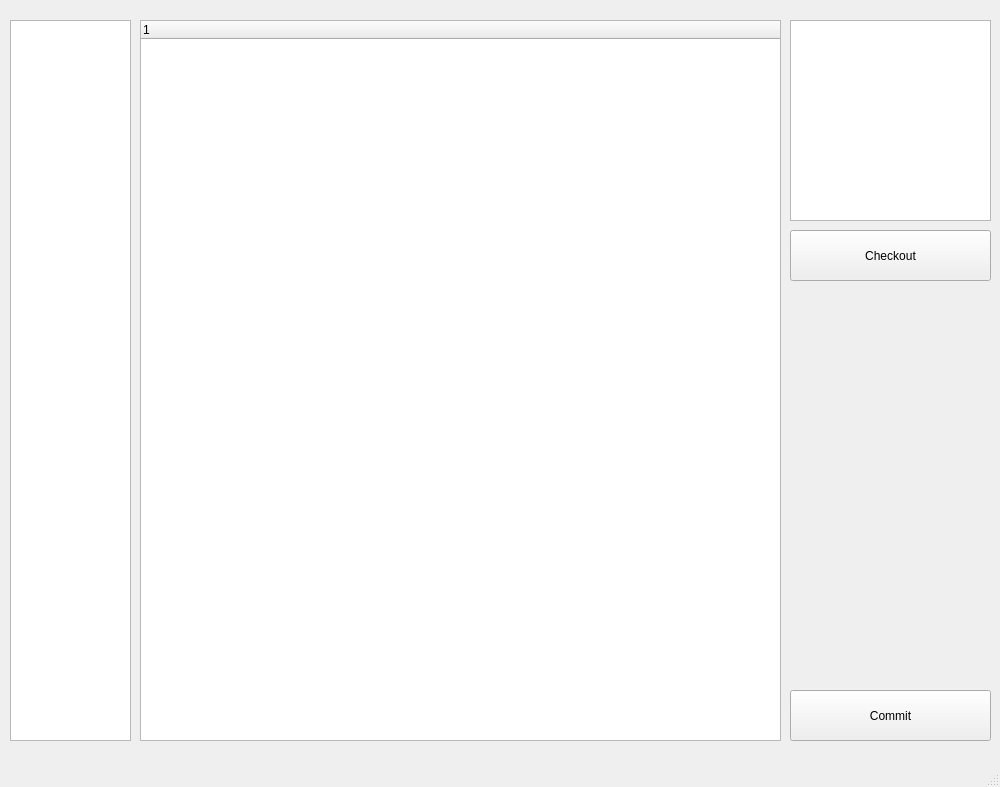
This is main.ui in VillGot/Repo-redactor as Qt 5 draws it before an edit. The edited form follows.
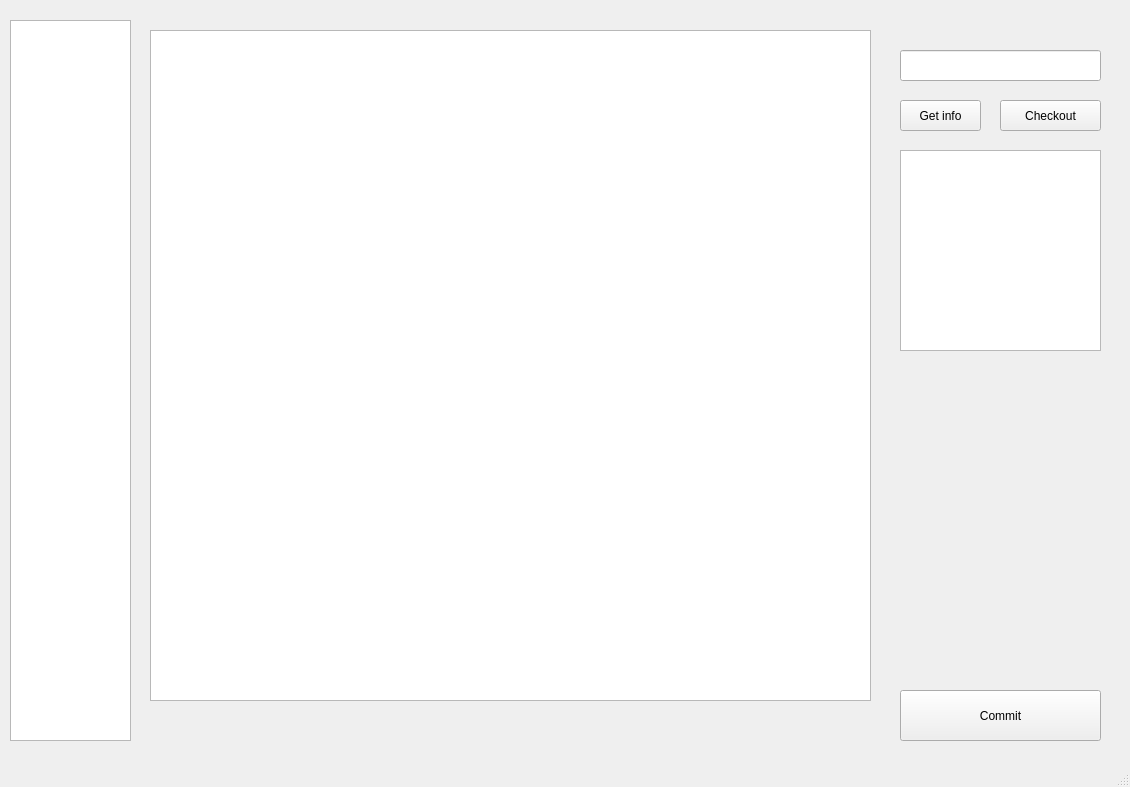
This is the edited form.

```diff
--- a/main.ui
+++ b/main.ui
@@ -6,7 +6,7 @@
    <rect>
     <x>0</x>
     <y>0</y>
-    <width>1000</width>
+    <width>1130</width>
     <height>787</height>
    </rect>
   </property>
@@ -24,26 +24,11 @@
      </rect>
     </property>
    </widget>
-   <widget class="QTreeWidget" name="commit_tree">
-    <property name="geometry">
-     <rect>
-      <x>140</x>
-      <y>20</y>
-      <width>641</width>
-      <height>721</height>
-     </rect>
-    </property>
-    <column>
-     <property name="text">
-      <string notr="true">1</string>
-     </property>
-    </column>
-   </widget>
    <widget class="QTextEdit" name="commit_info">
     <property name="geometry">
      <rect>
-      <x>790</x>
-      <y>20</y>
+      <x>900</x>
+      <y>150</y>
       <width>201</width>
       <height>201</height>
      </rect>
@@ -52,7 +37,7 @@
    <widget class="QPushButton" name="commit_btn">
     <property name="geometry">
      <rect>
-      <x>790</x>
+      <x>900</x>
       <y>690</y>
       <width>201</width>
       <height>51</height>
@@ -65,16 +50,49 @@
    <widget class="QPushButton" name="checkout_btn">
     <property name="geometry">
      <rect>
-      <x>790</x>
-      <y>230</y>
-      <width>201</width>
-      <height>51</height>
+      <x>1000</x>
+      <y>100</y>
+      <width>101</width>
+      <height>31</height>
      </rect>
     </property>
     <property name="text">
      <string>Checkout</string>
     </property>
    </widget>
+   <widget class="QTextEdit" name="commit_info_2">
+    <property name="geometry">
+     <rect>
+      <x>150</x>
+      <y>30</y>
+      <width>721</width>
+      <height>671</height>
+     </rect>
+    </property>
+   </widget>
+   <widget class="QLineEdit" name="lineEdit">
+    <property name="geometry">
+     <rect>
+      <x>900</x>
+      <y>50</y>
+      <width>201</width>
+      <height>31</height>
+     </rect>
+    </property>
+   </widget>
+   <widget class="QPushButton" name="get_info_button">
+    <property name="geometry">
+     <rect>
+      <x>900</x>
+      <y>100</y>
+      <width>81</width>
+      <height>31</height>
+     </rect>
+    </property>
+    <property name="text">
+     <string>Get info</string>
+    </property>
+   </widget>
   </widget>
   <widget class="QMenuBar" name="menubar">
    <property name="geometry">
```
Left out of the diff: 2 changed lines with no effect on the pictures.
